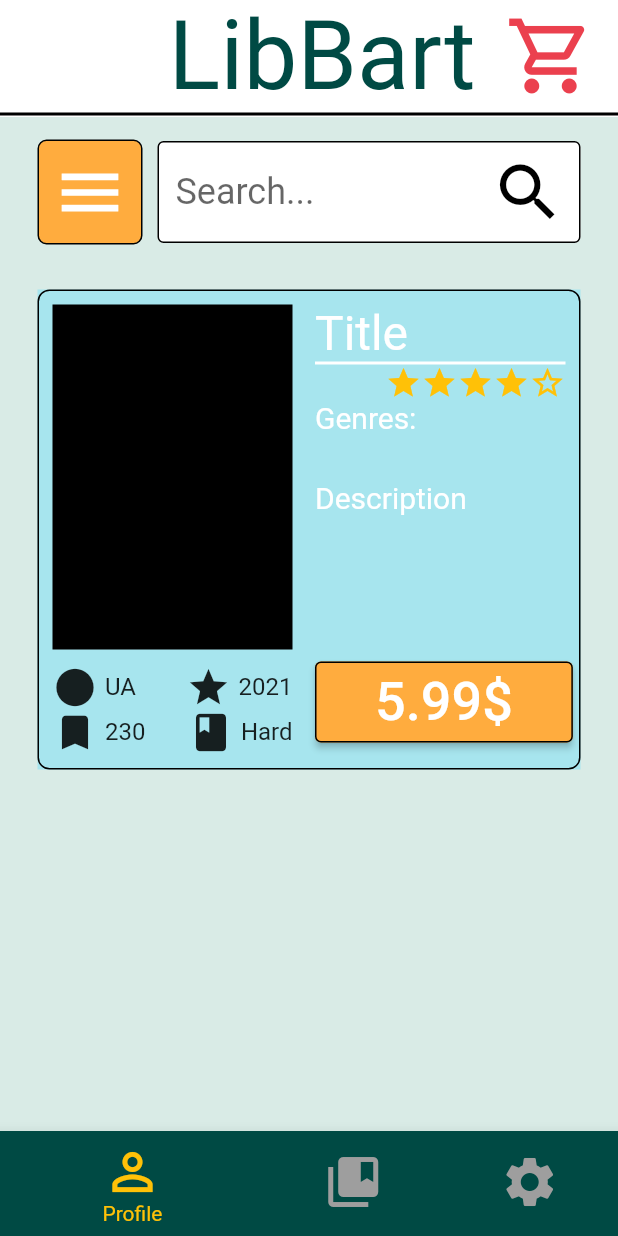
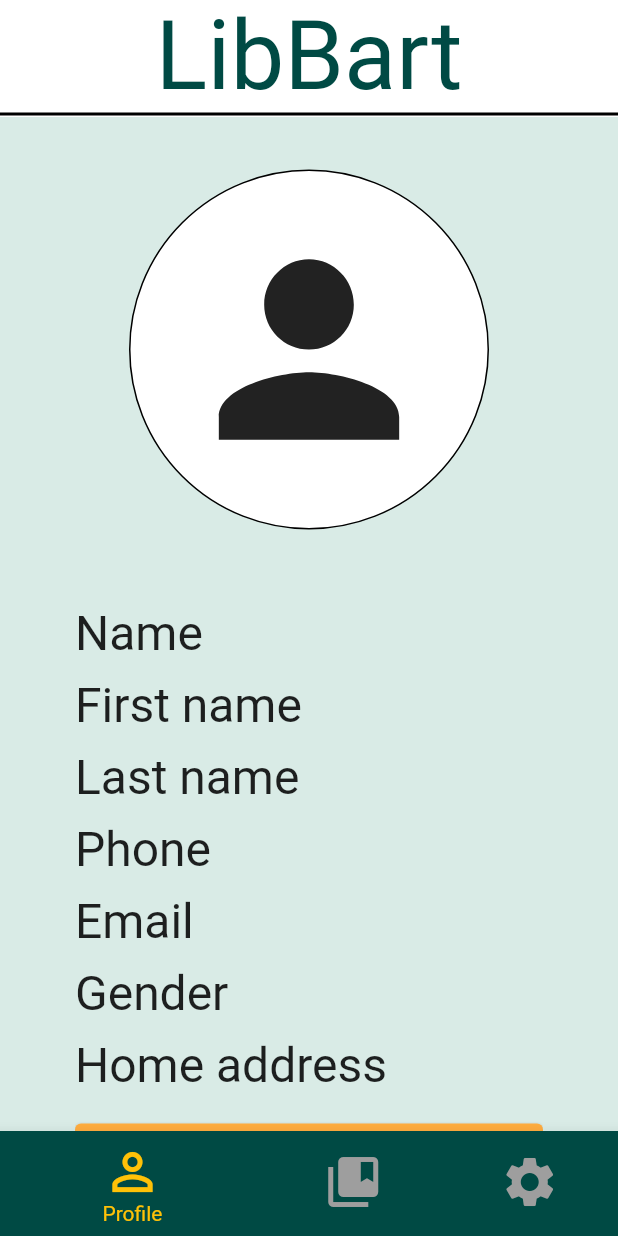
Before and after one commit to Grifon333/lib_bart, a Flutter app: the BottomNavigationWidget screen opened by its route, on a phone screen of 412 x 824 dp. Run offline on Flutter 3.47's test engine with Material 2 defaults, Android fonts, the light colour scheme and no system bars.

Commit message:
Create windows for profile and settings

```diff
--- a/lib/ui/widgets/books_list/books_list_widget.dart
+++ b/lib/ui/widgets/books_list/books_list_widget.dart
@@ -152,7 +152,7 @@ class _BooksListWidget extends StatelessWidget {
             child: DecoratedBox(
               decoration: BoxDecoration(
                   border: Border.all(color: Colors.black),
-                  borderRadius: BorderRadius.all(Radius.circular(8))),
+                  borderRadius: const BorderRadius.all(Radius.circular(8))),
               child: Padding(
                 padding: const EdgeInsets.all(10),
                 child: Row(
@@ -252,7 +252,7 @@ class _BooksListWidget extends StatelessWidget {
                               MainColors.color4,
                             ),
                             side: MaterialStateProperty.all(
-                              BorderSide(color: Colors.black),
+                              const BorderSide(color: Colors.black),
                             ),
                           ),
                           child: const Text(
@@ -308,7 +308,7 @@ class _StarsWidget extends StatelessWidget {
   Widget build(BuildContext context) {
     return Row(
       mainAxisAlignment: MainAxisAlignment.end,
-      children: [
+      children: const [
         Icon(
           Icons.star,
           color: Colors.amber,
--- a/lib/ui/widgets/bottom_navigation/bottom_navigation_widget.dart
+++ b/lib/ui/widgets/bottom_navigation/bottom_navigation_widget.dart
@@ -4,6 +4,10 @@ import 'package:lib_bart/library/widgets/inherited/provider.dart';
 import 'package:lib_bart/ui/widgets/books_list/books_list_model.dart';
 import 'package:lib_bart/ui/widgets/books_list/books_list_widget.dart';
 import 'package:lib_bart/ui/widgets/bottom_navigation/bottom_navigation_model.dart';
+import 'package:lib_bart/ui/widgets/profile/profile_model.dart';
+import 'package:lib_bart/ui/widgets/profile/profile_widget.dart';
+import 'package:lib_bart/ui/widgets/settings/settings_model.dart';
+import 'package:lib_bart/ui/widgets/settings/settings_widget.dart';
 
 class BottomNavigationWidget extends StatelessWidget {
   const BottomNavigationWidget({Key? key}) : super(key: key);
@@ -22,15 +26,26 @@ class _BodyWidget extends StatelessWidget {
 
   @override
   Widget build(BuildContext context) {
+    final model = NotifierProvider.watch<BottomNavigationModel>(context);
+    if (model == null) return const SizedBox.shrink();
+
     final listWidgets = [
+      NotifierProvider(
+        child: const ProfileWidget(),
+        create: () => ProfileModel(),
+      ),
       NotifierProvider(
         child: const BooksListWidget(),
         create: () => BooksListModel(),
+      ),
+      NotifierProvider(
+        child: const SettingsWidget(),
+        create: () => SettingsModel(),
       )
     ];
 
     return SafeArea(
-      child: listWidgets.first,
+      child: listWidgets[model.currentPage],
     );
   }
 }
--- /dev/null
+++ b/lib/ui/widgets/profile/profile_model.dart
@@ -0,0 +1,5 @@
+import 'package:flutter/cupertino.dart';
+
+class ProfileModel extends ChangeNotifier {
+
+}
--- /dev/null
+++ b/lib/ui/widgets/profile/profile_widget.dart
@@ -0,0 +1,153 @@
+import 'package:flutter/material.dart';
+import 'package:lib_bart/assets/color/main_colors.dart';
+
+class ProfileWidget extends StatelessWidget {
+  const ProfileWidget({Key? key}) : super(key: key);
+
+  @override
+  Widget build(BuildContext context) {
+    return const Scaffold(
+      body: _BodyWidget(),
+    );
+  }
+}
+
+class _BodyWidget extends StatelessWidget {
+  const _BodyWidget({Key? key}) : super(key: key);
+
+  @override
+  Widget build(BuildContext context) {
+    return SafeArea(
+      child: ColoredBox(
+        color: MainColors.color1,
+        child: Column(
+          children: [
+            const _UpBarWidget(),
+            Padding(
+              padding: const EdgeInsets.symmetric(horizontal: 50),
+              child: SizedBox(
+                height: 690,
+                child: ListView(
+                  children: [
+                    const SizedBox(height: 35),
+                    SizedBox(
+                      height: 240,
+                      width: 240,
+                      child: DecoratedBox(
+                        decoration: BoxDecoration(
+                          shape: BoxShape.circle,
+                          color: Colors.white,
+                          border: Border.all(color: Colors.black),
+                        ),
+                        child: const Icon(
+                          Icons.person,
+                          size: 180,
+                        ),
+                      ),
+                    ),
+                    const SizedBox(height: 50),
+                    const _OptionProfileWidget(title: 'Name'),
+                    const _OptionProfileWidget(title: 'First name'),
+                    const _OptionProfileWidget(title: 'Last name'),
+                    const _OptionProfileWidget(title: 'Phone'),
+                    const _OptionProfileWidget(title: 'Email'),
+                    const _OptionProfileWidget(title: 'Gender'),
+                    const _OptionProfileWidget(title: 'Home address'),
+                    const _ButtonWidget(
+                      title: 'Change',
+                      color: MainColors.color4,
+                    ),
+                    const _ButtonWidget(
+                      title: 'Log out',
+                      color: MainColors.color3,
+                    ),
+                  ],
+                ),
+              ),
+            ),
+          ],
+        ),
+      ),
+    );
+  }
+}
+
+class _UpBarWidget extends StatelessWidget {
+  const _UpBarWidget({Key? key}) : super(key: key);
+
+  @override
+  Widget build(BuildContext context) {
+    return ColoredBox(
+      color: Colors.white,
+      child: SizedBox(
+        height: 78,
+        child: Column(
+          children: const [
+            Text(
+              'LibBart',
+              style: TextStyle(fontSize: 64, color: MainColors.color2),
+            ),
+            ColoredBox(
+              color: Colors.black,
+              child: SizedBox(
+                height: 2,
+                width: double.infinity,
+              ),
+            )
+          ],
+        ),
+      ),
+    );
+  }
+}
+
+class _OptionProfileWidget extends StatelessWidget {
+  final String title;
+
+  const _OptionProfileWidget({
+    Key? key,
+    required this.title,
+  }) : super(key: key);
+
+  @override
+  Widget build(BuildContext context) {
+    return Padding(
+      padding: const EdgeInsets.only(bottom: 10),
+      child: Text(
+        title,
+        style: const TextStyle(fontSize: 32),
+      ),
+    );
+  }
+}
+
+class _ButtonWidget extends StatelessWidget {
+  final String title;
+  final Color color;
+
+  const _ButtonWidget({
+    Key? key,
+    required this.title,
+    required this.color,
+  }) : super(key: key);
+
+  @override
+  Widget build(BuildContext context) {
+    return Padding(
+      padding: const EdgeInsets.symmetric(vertical: 10),
+      child: ElevatedButton(
+        onPressed: () {},
+        style: ButtonStyle(
+          padding: MaterialStateProperty.all(
+            const EdgeInsets.symmetric(vertical: 11),
+          ),
+          backgroundColor: MaterialStateProperty.all(color),
+        ),
+        child: Text(
+          title,
+          style: const TextStyle(fontSize: 36),
+        ),
+      ),
+    );
+  }
+}
--- /dev/null
+++ b/lib/ui/widgets/settings/settings_model.dart
@@ -0,0 +1,5 @@
+import 'package:flutter/cupertino.dart';
+
+class SettingsModel extends ChangeNotifier {
+
+}
--- /dev/null
+++ b/lib/ui/widgets/settings/settings_widget.dart
@@ -0,0 +1,56 @@
+import 'package:flutter/material.dart';
+import 'package:lib_bart/assets/color/main_colors.dart';
+
+class SettingsWidget extends StatelessWidget {
+  const SettingsWidget({Key? key}) : super(key: key);
+
+  @override
+  Widget build(BuildContext context) {
+    return const Scaffold(
+      body: _BodyWidget(),
+    );
+  }
+}
+
+class _BodyWidget extends StatelessWidget {
+  const _BodyWidget({Key? key}) : super(key: key);
+
+  @override
+  Widget build(BuildContext context) {
+    return Column(
+      children: const [
+        _UpBarWidget(),
+        Text('Settings'),
+      ],
+    );
+  }
+}
+
+class _UpBarWidget extends StatelessWidget {
+  const _UpBarWidget({Key? key}) : super(key: key);
+
+  @override
+  Widget build(BuildContext context) {
+    return ColoredBox(
+      color: Colors.white,
+      child: SizedBox(
+        height: 78,
+        child: Column(
+          children: const [
+            Text(
+              'LibBart',
+              style: TextStyle(fontSize: 64, color: MainColors.color2),
+            ),
+            ColoredBox(
+              color: Colors.black,
+              child: SizedBox(
+                height: 2,
+                width: double.infinity,
+              ),
+            )
+          ],
+        ),
+      ),
+    );
+  }
+}
```
